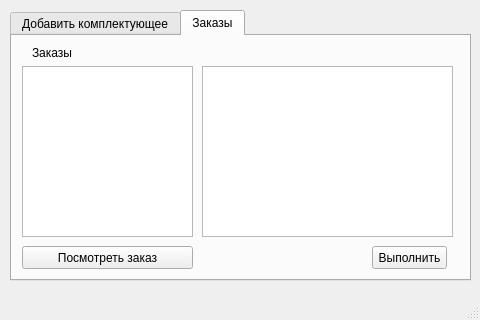
The window that windowpostavsika.ui (IraSoro/bike-store-database) describes before a commit, drawn with Qt 5.
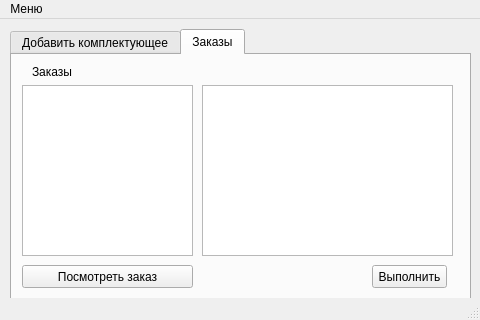
The same window after the commit.

What changed in the file:
```diff
--- a/windowpostavsika.ui
+++ b/windowpostavsika.ui
@@ -235,6 +235,13 @@
      <height>21</height>
     </rect>
    </property>
+   <widget class="QMenu" name="menu">
+    <property name="title">
+     <string>Меню</string>
+    </property>
+    <addaction name="action"/>
+   </widget>
+   <addaction name="menu"/>
   </widget>
   <widget class="QStatusBar" name="statusbar"/>
  </widget>
```
Left out of the diff: 5 changed lines with no effect on the pictures.
